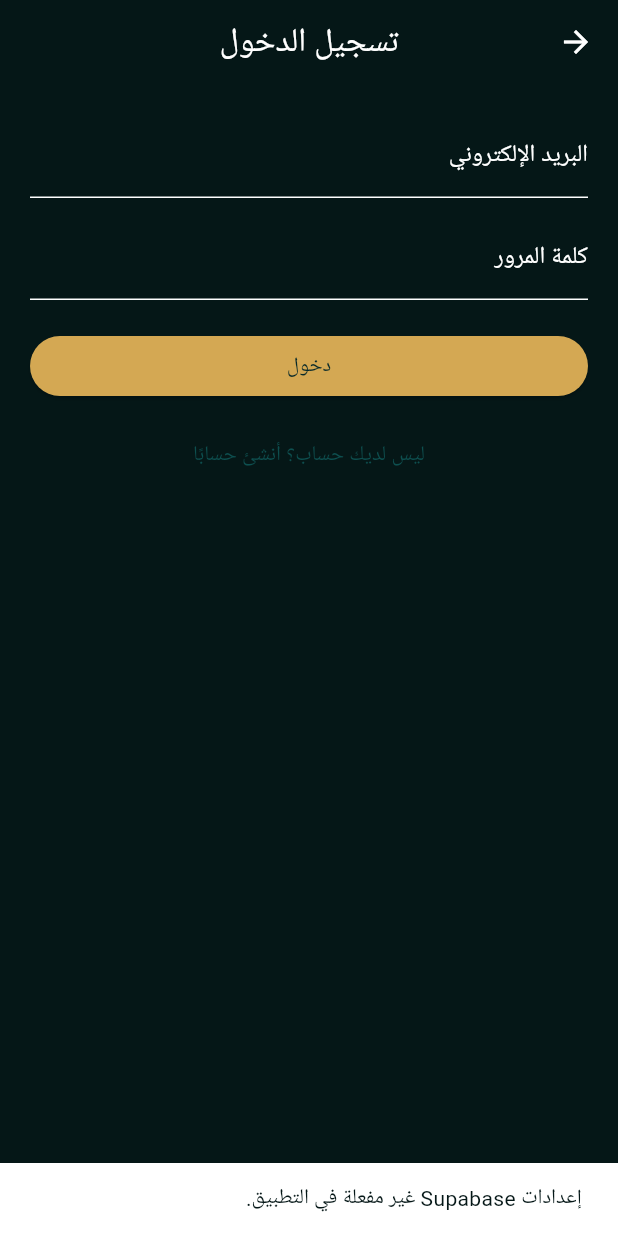
After one commit to shalabi11/yusr, a Flutter app: the AssistantAuthScreen screen opened by its route, after a tap on "دخول", on a phone screen of 412 x 824 dp. The commit adds this screen. Run offline on Flutter 3.47's test engine with Material 3 defaults, Android fonts, the phone set to English and light mode, and no system bars; our stand-ins replace dartz, dio, equatable, flutter_bloc, flutter_local_notifications, flutter_timezone and 6 more; accounts and stored records are empty; Roboto replaces fonts that are missing (Arial).

Commit message:
feat: add assistant auth flow and home floating entry

```diff
--- a/lib/app_router.dart
+++ b/lib/app_router.dart
@@ -1,4 +1,6 @@
 import 'package:flutter/material.dart';
+import 'package:yusr_app/features/ai_assistant/presentation/screens/ai_assistant_entry_screen.dart';
+import 'package:yusr_app/features/ai_assistant/presentation/screens/assistant_auth_screen.dart';
 import 'package:yusr_app/features/adhkar/presentation/screens/adhkar_screen.dart';
 import 'package:yusr_app/features/splash/splash_screen.dart';
 import 'package:yusr_app/features/intro/intro_screen.dart';
@@ -27,6 +29,18 @@ class AppRouter {
         return MaterialPageRoute(builder: (_) => const AdhkarScreen());
       case '/prayer':
         return MaterialPageRoute(builder: (_) => const PrayerTimesScreen());
+      case '/assistant':
+        return MaterialPageRoute(
+          builder: (_) => const AIAssistantEntryScreen(),
+        );
+      case '/assistant-auth':
+        final args = settings.arguments as Map<String, dynamic>?;
+        final mode = args?['mode'] == AssistantAuthMode.signUp
+            ? AssistantAuthMode.signUp
+            : AssistantAuthMode.signIn;
+        return MaterialPageRoute(
+          builder: (_) => AssistantAuthScreen(initialMode: mode),
+        );
       default:
         return null;
     }
--- /dev/null
+++ b/lib/features/ai_assistant/presentation/screens/assistant_auth_screen.dart
@@ -0,0 +1,68 @@
+import 'package:flutter/material.dart';
+import 'package:supabase_flutter/supabase_flutter.dart';
+import 'package:yusr_app/core/services/supabase/supabase_bootstrap.dart';
+import 'package:yusr_app/core/theme/app_colors.dart';
+
+part 'assistant_auth_screen_actions.dart';
+part 'assistant_auth_screen_form.dart';
+
+enum AssistantAuthMode { signIn, signUp }
+
+class AssistantAuthScreen extends StatefulWidget {
+  const AssistantAuthScreen({
+    super.key,
+    this.initialMode = AssistantAuthMode.signIn,
+  });
+
+  final AssistantAuthMode initialMode;
+
+  @override
+  State<AssistantAuthScreen> createState() => _AssistantAuthScreenState();
+}
+
+class _AssistantAuthScreenState extends State<AssistantAuthScreen> {
+  final _emailController = TextEditingController();
+  final _passwordController = TextEditingController();
+  final _confirmController = TextEditingController();
+
+  late AssistantAuthMode _mode;
+  bool _loading = false;
+
+  void _setLoading(bool value) {
+    if (!mounted) return;
+    setState(() => _loading = value);
+  }
+
+  void _toggleMode() {
+    if (!mounted) return;
+    setState(() {
+      _mode = _mode == AssistantAuthMode.signIn
+          ? AssistantAuthMode.signUp
+          : AssistantAuthMode.signIn;
+    });
+  }
+
+  @override
+  void initState() {
+    super.initState();
+    _mode = widget.initialMode;
+  }
+
+  @override
+  void dispose() {
+    _emailController.dispose();
+    _passwordController.dispose();
+    _confirmController.dispose();
+    super.dispose();
+  }
+
+  @override
+  Widget build(BuildContext context) {
+    final isSignIn = _mode == AssistantAuthMode.signIn;
+
+    return Scaffold(
+      appBar: AppBar(title: Text(isSignIn ? 'تسجيل الدخول' : 'إنشاء حساب')),
+      body: buildAuthForm(isSignIn),
+    );
+  }
+}
--- /dev/null
+++ b/lib/features/ai_assistant/presentation/screens/assistant_auth_screen_actions.dart
@@ -0,0 +1,50 @@
+part of 'assistant_auth_screen.dart';
+
+extension AssistantAuthActions on _AssistantAuthScreenState {
+  Future<void> submit() async {
+    if (!SupabaseBootstrap.isEnabled) {
+      showMessage('إعدادات Supabase غير مفعلة في التطبيق.');
+      return;
+    }
+
+    final email = _emailController.text.trim();
+    final password = _passwordController.text;
+
+    if (email.isEmpty || password.isEmpty) {
+      showMessage('يرجى إدخال البريد وكلمة المرور');
+      return;
+    }
+
+    if (_mode == AssistantAuthMode.signUp &&
+        _confirmController.text != password) {
+      showMessage('كلمة المرور غير متطابقة');
+      return;
+    }
+
+    _setLoading(true);
+    try {
+      final auth = Supabase.instance.client.auth;
+      if (_mode == AssistantAuthMode.signIn) {
+        await auth.signInWithPassword(email: email, password: password);
+      } else {
+        await auth.signUp(email: email, password: password);
+      }
+
+      if (!mounted) return;
+      Navigator.pushReplacementNamed(context, '/assistant');
+    } on AuthException catch (e) {
+      showMessage(e.message);
+    } catch (_) {
+      showMessage('تعذر إتمام العملية، حاول لاحقًا');
+    } finally {
+      _setLoading(false);
+    }
+  }
+
+  void showMessage(String message) {
+    if (!mounted) return;
+    ScaffoldMessenger.of(
+      context,
+    ).showSnackBar(SnackBar(content: Text(message)));
+  }
+}
--- /dev/null
+++ b/lib/features/ai_assistant/presentation/screens/assistant_auth_screen_form.dart
@@ -0,0 +1,57 @@
+part of 'assistant_auth_screen.dart';
+
+extension AssistantAuthForm on _AssistantAuthScreenState {
+  Widget buildAuthForm(bool isSignIn) {
+    return Padding(
+      padding: const EdgeInsets.all(20),
+      child: Column(
+        children: [
+          TextField(
+            controller: _emailController,
+            keyboardType: TextInputType.emailAddress,
+            decoration: const InputDecoration(labelText: 'البريد الإلكتروني'),
+          ),
+          const SizedBox(height: 12),
+          TextField(
+            controller: _passwordController,
+            obscureText: true,
+            decoration: const InputDecoration(labelText: 'كلمة المرور'),
+          ),
+          if (!isSignIn) ...[
+            const SizedBox(height: 12),
+            TextField(
+              controller: _confirmController,
+              obscureText: true,
+              decoration: const InputDecoration(labelText: 'تأكيد كلمة المرور'),
+            ),
+          ],
+          const SizedBox(height: 20),
+          SizedBox(
+            width: double.infinity,
+            child: ElevatedButton(
+              onPressed: _loading ? null : submit,
+              style: ElevatedButton.styleFrom(
+                backgroundColor: AppColors.accent,
+                foregroundColor: AppColors.primaryDark,
+              ),
+              child: Text(
+                _loading
+                    ? 'جاري المعالجة...'
+                    : (isSignIn ? 'دخول' : 'إنشاء حساب'),
+              ),
+            ),
+          ),
+          const SizedBox(height: 12),
+          TextButton(
+            onPressed: _loading ? null : _toggleMode,
+            child: Text(
+              isSignIn
+                  ? 'ليس لديك حساب؟ أنشئ حسابًا'
+                  : 'لديك حساب؟ تسجيل الدخول',
+            ),
+          ),
+        ],
+      ),
+    );
+  }
+}
```
Also changed, not shown: lib/core/localization/app_translations.dart (+5 -108 lines), lib/core/localization/app_translations_ar.dart (added, +53 -0 lines), lib/core/localization/app_translations_data.dart (added, +9 -0 lines), lib/core/localization/app_translations_en.dart (added, +53 -0 lines), lib/features/ai_assistant/presentation/screens/ai_assistant_entry_gate.dart (added, +80 -0 lines), lib/features/ai_assistant/presentation/screens/ai_assistant_entry_screen.dart (added, +34 -0 lines), lib/features/ai_assistant/presentation/screens/ai_assistant_entry_views.dart (added, +36 -0 lines), lib/features/home/home_screen.dart (+9 -1 lines).
